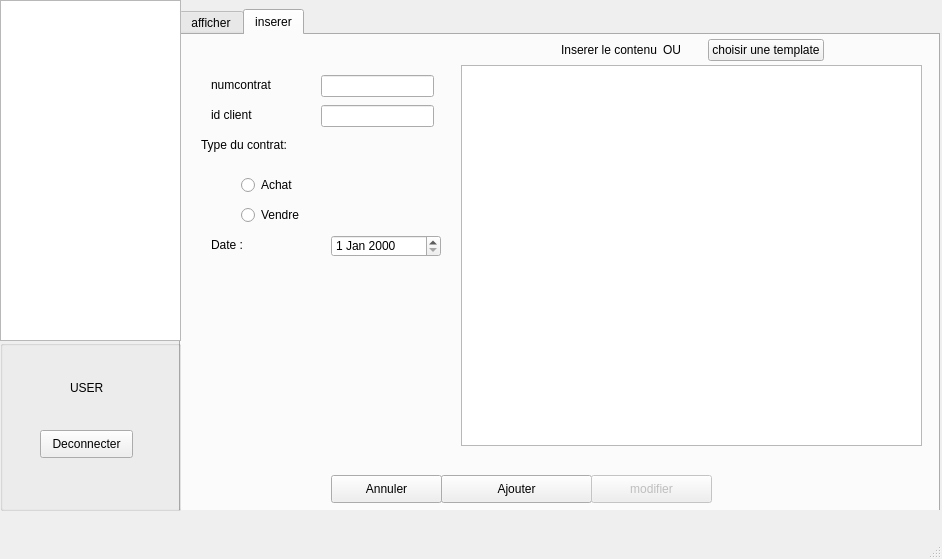
amirboudidah/smart_real_estate_2a1, file HomePad/newwindow.ui: the form before one commit.
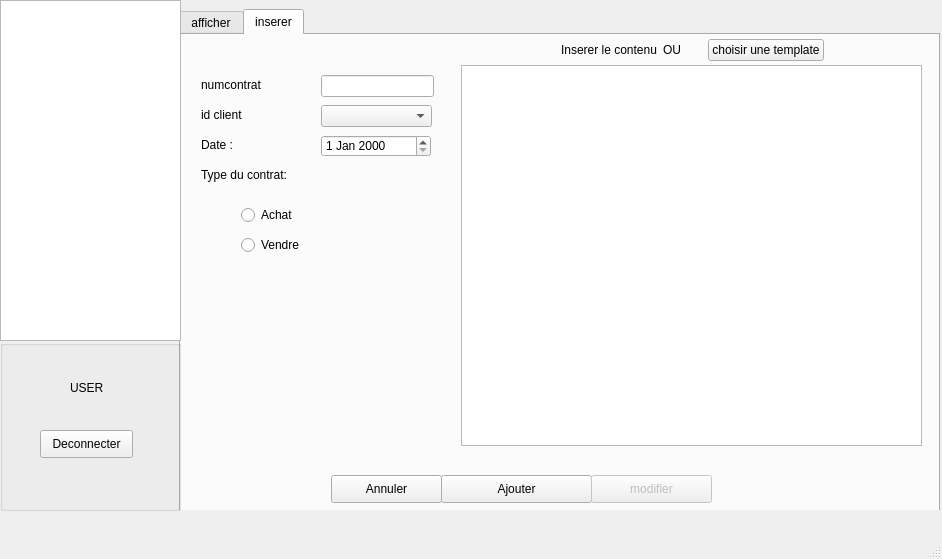
The form after the commit. The open tabs and pages were chosen to show the change. Icons and pictures are not drawn.

The edit to the form file:
```diff
--- a/HomePad/newwindow.ui
+++ b/HomePad/newwindow.ui
@@ -1503,7 +1503,7 @@
        <widget class="QLabel" name="label_9">
         <property name="geometry">
          <rect>
-          <x>30</x>
+          <x>20</x>
           <y>70</y>
           <width>101</width>
           <height>20</height>
@@ -1532,23 +1532,10 @@
          <string notr="true"/>
         </property>
        </widget>
-       <widget class="QLineEdit" name="lineEdit_12">
-        <property name="geometry">
-         <rect>
-          <x>140</x>
-          <y>70</y>
-          <width>113</width>
-          <height>22</height>
-         </rect>
-        </property>
-        <property name="styleSheet">
-         <string notr="true"/>
-        </property>
-       </widget>
        <widget class="QLabel" name="label_10">
         <property name="geometry">
          <rect>
-          <x>30</x>
+          <x>20</x>
           <y>40</y>
           <width>101</width>
           <height>20</height>
@@ -1562,7 +1549,7 @@
         <property name="geometry">
          <rect>
           <x>20</x>
-          <y>100</y>
+          <y>130</y>
           <width>131</width>
           <height>20</height>
          </rect>
@@ -1575,7 +1562,7 @@
         <property name="geometry">
          <rect>
           <x>60</x>
-          <y>140</y>
+          <y>170</y>
           <width>97</width>
           <height>20</height>
          </rect>
@@ -1588,7 +1575,7 @@
         <property name="geometry">
          <rect>
           <x>60</x>
-          <y>170</y>
+          <y>200</y>
           <width>97</width>
           <height>20</height>
          </rect>
@@ -1600,8 +1587,8 @@
        <widget class="QDateEdit" name="dateEdit_3">
         <property name="geometry">
          <rect>
-          <x>150</x>
-          <y>200</y>
+          <x>140</x>
+          <y>100</y>
           <width>110</width>
           <height>22</height>
          </rect>
@@ -1613,8 +1600,8 @@
        <widget class="QLabel" name="label_16">
         <property name="geometry">
          <rect>
-          <x>30</x>
-          <y>200</y>
+          <x>20</x>
+          <y>100</y>
           <width>101</width>
           <height>20</height>
          </rect>
@@ -1726,6 +1713,16 @@
          <string>modifier</string>
         </property>
        </widget>
+       <widget class="QComboBox" name="comboBox_3">
+        <property name="geometry">
+         <rect>
+          <x>140</x>
+          <y>70</y>
+          <width>111</width>
+          <height>22</height>
+         </rect>
+        </property>
+       </widget>
       </widget>
      </widget>
     </widget>
```
Left out of the diff: 2 changed lines with no effect on the pictures.
